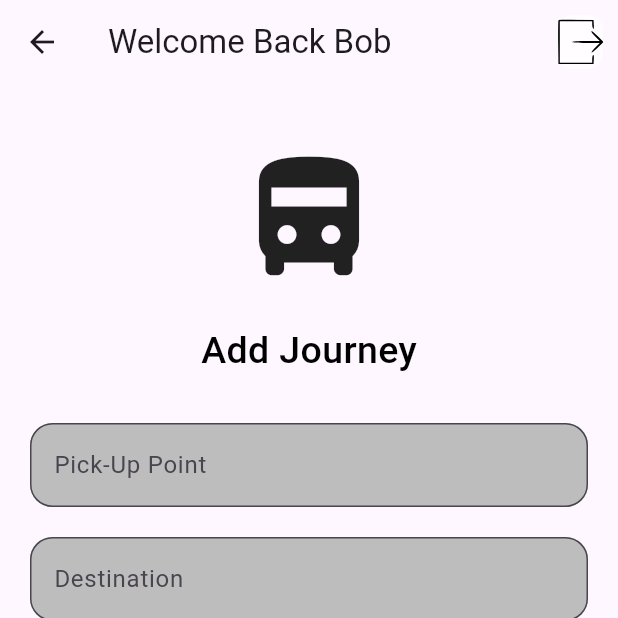
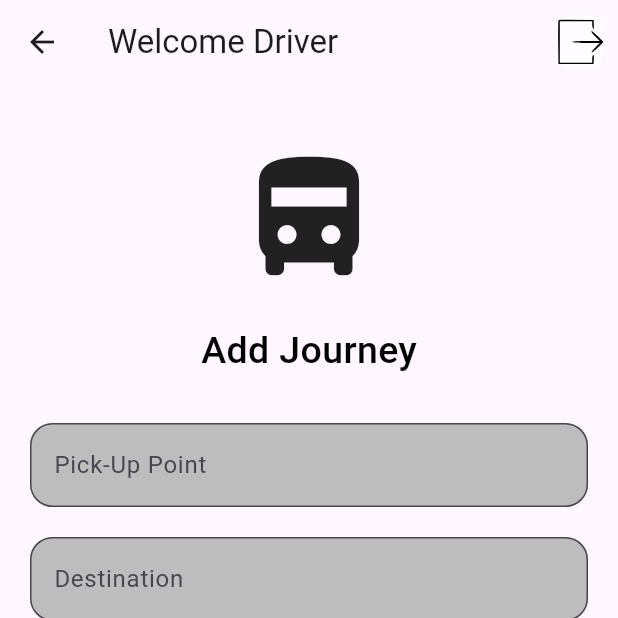
Before and after one commit to HXong/Bussin-Buses, a Flutter app: the HomePageDriver screen opened by its route, item 2 of the bottom bar chosen, after a tap on "Add Journey", on a phone screen of 412 x 824 dp, the top half of it. Run offline on Flutter 3.47's test engine with Material 3 defaults, Android fonts, the light colour scheme and no system bars; our stand-ins replace flutter_svg, supabase_flutter; accounts and stored records are empty.

Commit message:
Update schedule

```diff
--- a/frontend/lib/pages/DriverNav/home_nav.dart
+++ b/frontend/lib/pages/DriverNav/home_nav.dart
@@ -1,4 +1,5 @@
 import 'package:flutter/material.dart';
+
 
 class HomeNav extends StatefulWidget {
   const HomeNav({super.key});
@@ -37,7 +38,7 @@ class _HomeNavState extends State<HomeNav> {
             'start_time': '08:30',
             'end_time': '09:45',
             'duration': '1h 15mins',
-            'pickup': 'Changi Airport',
+            'pickup': 'NTU',
             'destination': 'Downtown MRT',
           },
           {
@@ -45,7 +46,7 @@ class _HomeNavState extends State<HomeNav> {
             'start_time': '10:00',
             'end_time': '11:15',
             'duration': '1h 15mins',
-            'pickup': 'Woodlands MRT',
+            'pickup': 'NTU',
             'destination': 'Jurong East',
           },
         ];
--- a/frontend/lib/pages/DriverNav/schedule_nav.dart
+++ b/frontend/lib/pages/DriverNav/schedule_nav.dart
@@ -1,4 +1,5 @@
 import 'package:flutter/material.dart';
+import 'package:supabase_flutter/supabase_flutter.dart';  // Import Supabase package
 
 class ScheduleNav extends StatefulWidget {
   const ScheduleNav({super.key});
@@ -32,10 +33,52 @@ class _ScheduleNavState extends State<ScheduleNav> {
       return;
     }
 
-    // Simulate a successful response (for now)
+    // Date validation: Check if the date is in the correct format (YYYY-MM-DD)
+    if (!RegExp(r'^\d{4}-\d{2}-\d{2}$').hasMatch(date)) {
+      ScaffoldMessenger.of(context).showSnackBar(
+        const SnackBar(content: Text("Invalid date format. Please use YYYY-MM-DD.")),
+      );
+      return;
+    }
+
+    // Date range validation: Check if the entered date is not in the past
+    final enteredDate = DateTime.tryParse(date);
+    final today = DateTime.now();
+    if (enteredDate == null || enteredDate.isBefore(today)) {
+      ScaffoldMessenger.of(context).showSnackBar(
+        const SnackBar(content: Text("Date must be today or later.")),
+      );
+      return;
+    }
+
+    // Time validation: Check if the time is in the correct format (HH:MM)
+    if (!RegExp(r'^\d{2}:\d{2}$').hasMatch(time)) {
+      ScaffoldMessenger.of(context).showSnackBar(
+        const SnackBar(content: Text("Invalid time format. Please use HH:MM.")),
+      );
+      return;
+    }
+
     try {
-      await Future.delayed(const Duration(seconds: 1)); // Simulate a delay
+      // Get the current authenticated user ID
+      final userId = Supabase.instance.client.auth.currentUser?.id;
+      if (userId == null) {
+        ScaffoldMessenger.of(context).showSnackBar(
+          const SnackBar(content: Text("User not authenticated. Please log in.")),
+        );
+        return;
+      }
 
+      // Insert the schedule into the Supabase database with the user ID
+      final response = await Supabase.instance.client.from('schedules').insert({
+        'pickup': pickupPoint,
+        'destination': destination,
+        'date': date,
+        'time': time,
+        'id': userId,
+      }).select();
+
+      // Show a success message after successfully adding the schedule
       ScaffoldMessenger.of(context).showSnackBar(
         const SnackBar(content: Text("Journey added successfully!")),
       );
--- a/frontend/lib/pages/home_page_driver.dart
+++ b/frontend/lib/pages/home_page_driver.dart
@@ -39,7 +39,7 @@ class _HomePageDriverState extends State<HomePageDriver> {
   Widget build(BuildContext context) {
     return Scaffold(
       appBar: AppBar(
-        title: const Text("Welcome Back Bob"),
+        title: const Text("Welcome Driver"),
         actions: [
           GestureDetector(
             onTap: () {
```
Also changed, not shown: frontend/lib/pages/home_page_commuter.dart (line endings or trailing spaces).
